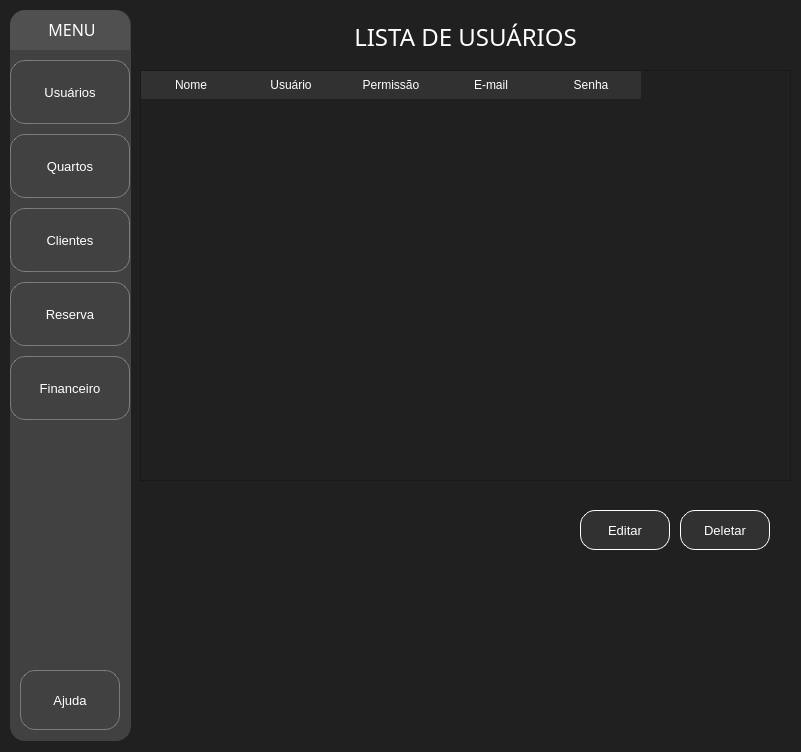
Qt form Prototipo HostInn/Telas/Menu.ui (EndrewFerreira/HOSTIIN) before a commit.
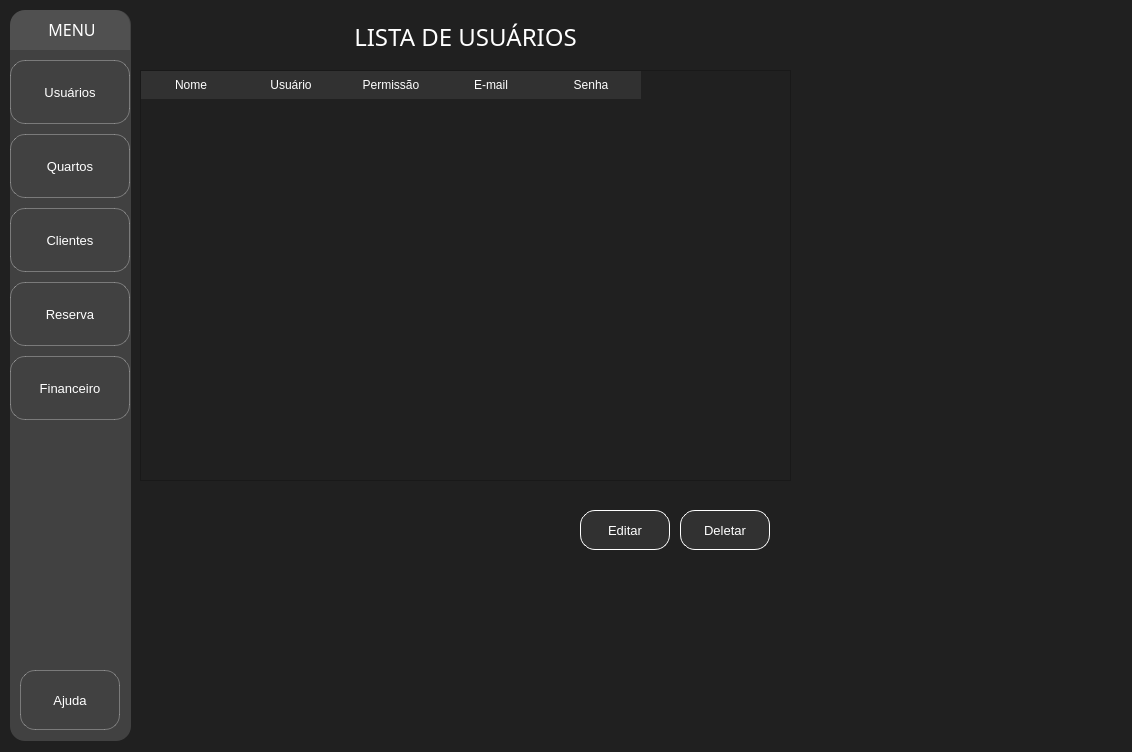
The same form after that commit. The open tabs and pages were chosen to show the change. Icons and pictures are not drawn.

Commit message: ALTERAÇÃO DO FUNDO DO MENU

Patch:
```diff
--- a/Prototipo HostInn/Telas/Menu.ui
+++ b/Prototipo HostInn/Telas/Menu.ui
@@ -6,7 +6,7 @@
    <rect>
     <x>0</x>
     <y>0</y>
-    <width>801</width>
+    <width>1132</width>
     <height>752</height>
    </rect>
   </property>
```
Left out of the diff: 46 changed lines with no effect on the pictures. The commit also changes 1 other file.
